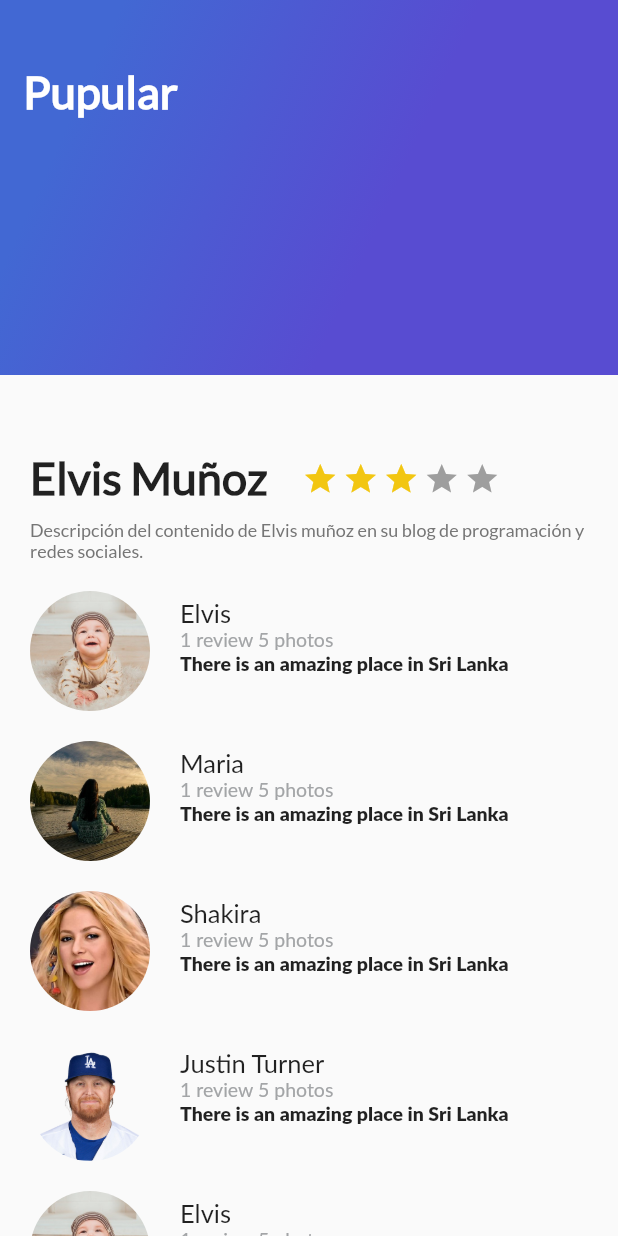
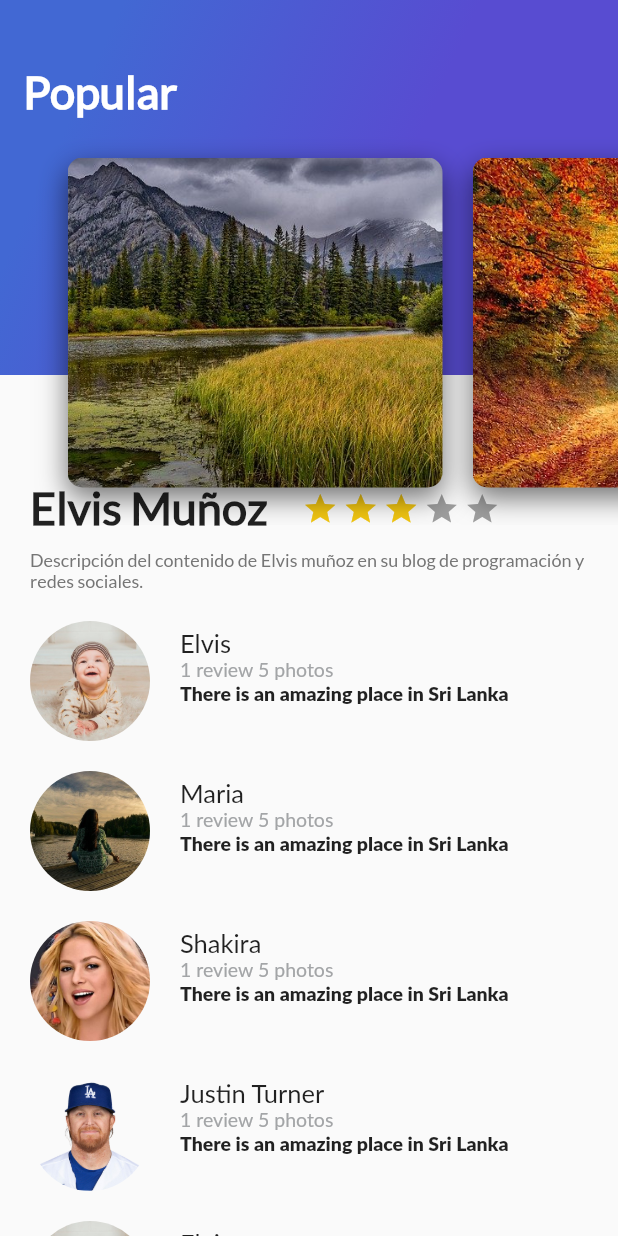
Before and after one commit to ELVISLEONARDO18/platzi_trips_app, a Flutter app: the screen it shows after launch, on a phone screen of 412 x 824 dp. Run offline on Flutter 3.47's test engine with Material 2 defaults, Android fonts, the phone set to English and light mode, and no system bars; Roboto replaces fonts that are missing (Lato).

Commit message:
creamos lista de imagenes en appbar

```diff
--- /dev/null
+++ b/lib/cardImageList.dart
@@ -0,0 +1,23 @@
+import 'package:flutter/material.dart';
+import 'package:platzitripsapp/card_image.dart';
+
+class CardImageList extends StatelessWidget {
+  @override
+  Widget build(BuildContext context) {
+    final container = Container(
+      height: 350.0,
+      child: ListView(
+        padding: EdgeInsets.all(25.0),
+        scrollDirection: Axis.horizontal,
+        children: <Widget>[
+          CardImage("assets/img/paisaje1.jpg"),
+          CardImage("assets/img/paisaje2.jpg"),
+          CardImage("assets/img/paisaje3.jpg"),
+          CardImage("assets/img/paisaje4.jpg"),
+        ],
+      ),
+    );
+
+    return container;
+  }
+}
--- /dev/null
+++ b/lib/card_image.dart
@@ -0,0 +1,28 @@
+import 'package:flutter/material.dart';
+
+class CardImage extends StatelessWidget {
+  String pathImage = "assets/img/paisaje1.jpg";
+  CardImage(this.pathImage);
+
+  @override
+  Widget build(BuildContext context) {
+    final card = Container(
+      height: 350.0,
+      width: 250.0,
+      margin: EdgeInsets.only(top: 80, left: 20.0),
+      decoration: BoxDecoration(
+          image:
+              DecorationImage(fit: BoxFit.cover, image: AssetImage(pathImage)),
+          borderRadius: BorderRadius.all(Radius.circular(10.0)),
+          shape: BoxShape.rectangle,
+          boxShadow: <BoxShadow>[
+            BoxShadow(
+                color: Colors.black54,
+                blurRadius: 15.0,
+                offset: Offset(0.0, 7.0))
+          ]),
+    );
+
+    return card;
+  }
+}
--- a/lib/description_place.dart
+++ b/lib/description_place.dart
@@ -10,7 +10,7 @@ class DescriptionPlaces extends StatelessWidget {
   @override
   Widget build(BuildContext context) {
     final title = Container(
-      margin: EdgeInsets.only(top: 300.0, left: 20.0, right: 20.0),
+      margin: EdgeInsets.only(top: 320.0, left: 20.0, right: 20.0),
       child: Text(
         this.titleName,
         style: TextStyle(
@@ -23,7 +23,7 @@ class DescriptionPlaces extends StatelessWidget {
 
     Widget startW(bool disabled) {
       return Container(
-        margin: EdgeInsets.only(top: 303.0, left: 3.0),
+        margin: EdgeInsets.only(top: 323.0, left: 3.0),
         child: Icon(
           Icons.star,
           color: disabled ? Color(0xFFf2C611) : Colors.grey.shade500,
--- /dev/null
+++ b/lib/header_appbar.dart
@@ -0,0 +1,12 @@
+import 'package:flutter/material.dart';
+import 'package:platzitripsapp/cardImageList.dart';
+import 'package:platzitripsapp/gradient_back.dart';
+
+class HeaderAppBar extends StatelessWidget {
+  @override
+  Widget build(BuildContext context) {
+    return Stack(
+      children: <Widget>[GradientBack("Popular"), CardImageList()],
+    );
+  }
+}
--- a/lib/main.dart
+++ b/lib/main.dart
@@ -1,6 +1,7 @@
 import 'package:flutter/material.dart';
 import 'package:platzitripsapp/description_place.dart';
 import 'package:platzitripsapp/gradient_back.dart';
+import 'package:platzitripsapp/header_appbar.dart';
 import 'package:platzitripsapp/review_list.dart';
 
 void main() {
@@ -26,7 +27,7 @@ class MyApp extends StatelessWidget {
                 ReviewList(),
               ],
             ),
-            GradientBack("Pupular")
+            HeaderAppBar(),
           ],
         ),
       ),
```
Also changed, not shown: assets/img/paisaje1.jpg (added), assets/img/paisaje2.jpg (added), assets/img/paisaje3.jpg (added), assets/img/paisaje4.jpg (added).
